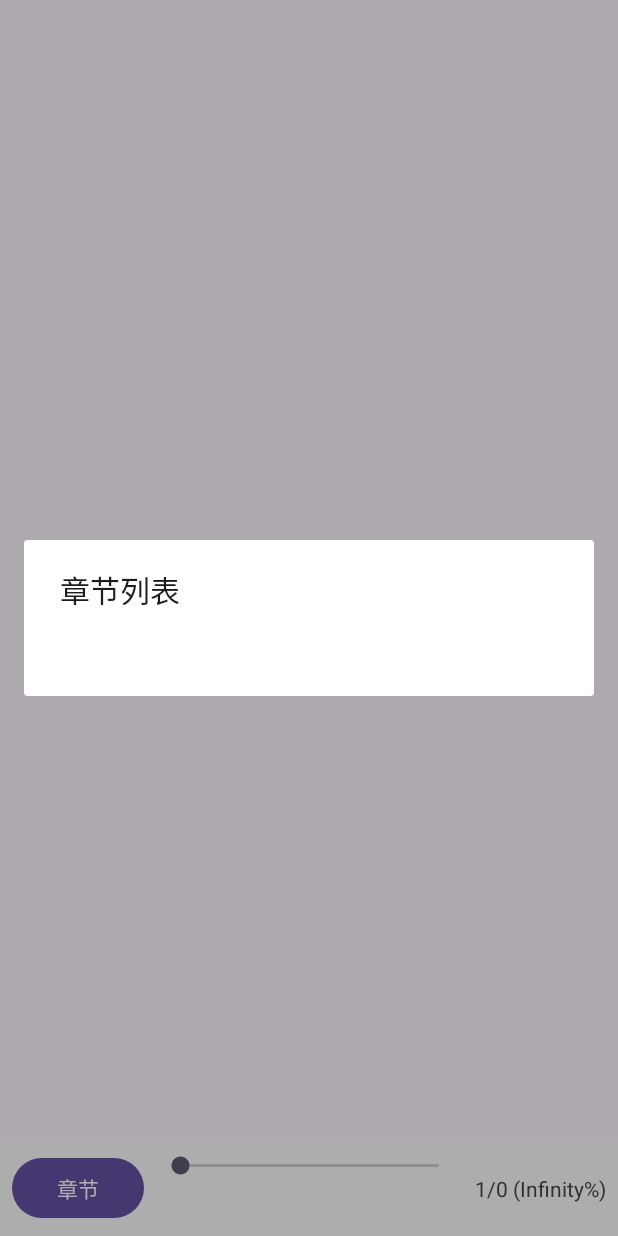
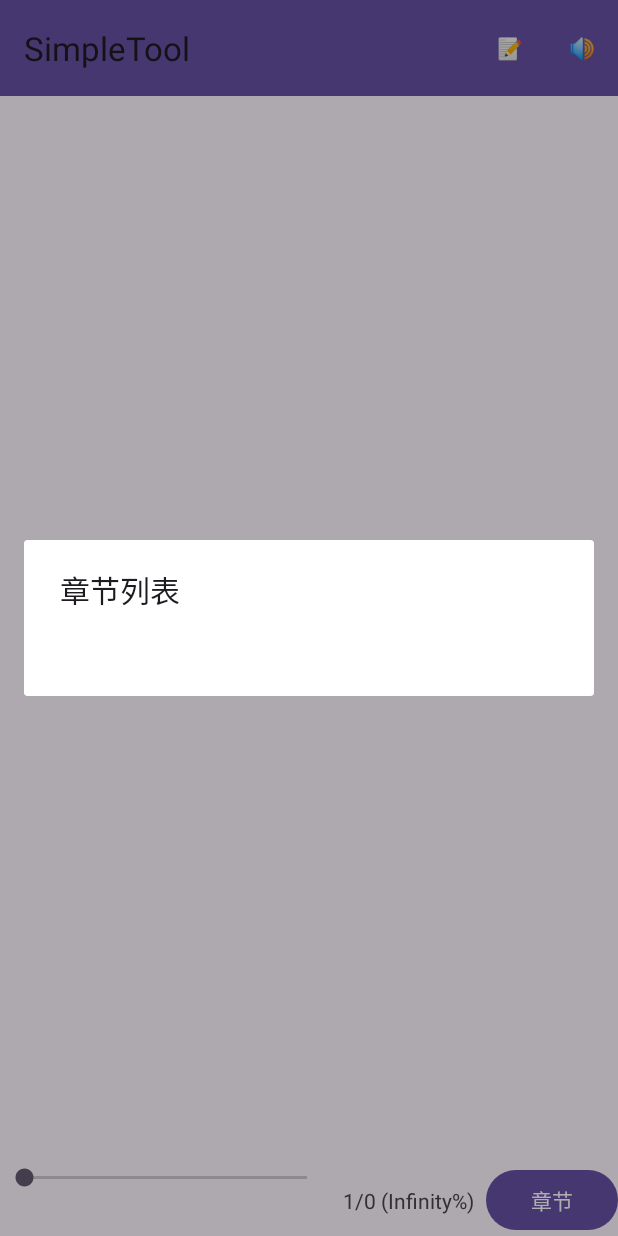
Before and after one commit to diaozhaji/FileManager, an Android app: the NovelReaderActivity screen opened directly, with no data from a screen before it, after a tap on "章节", on a phone screen of 412 x 824 dp. Run offline under Robolectric (Android 15) with nearby library versions, the phone set to English and light mode, and no system bars; libraries missing offline, so code that uses them is left out: org.mozilla.universalchardet; 5 statements that could not run were skipped.

Commit message:
Add:增加字体修改和朗读功能（还有点bug）

```diff
--- a/app/src/main/res/layout/activity_novel_reader.xml
+++ b/app/src/main/res/layout/activity_novel_reader.xml
@@ -1,39 +1,46 @@
-<?xml version="1.0" encoding="utf-8"?>
-<RelativeLayout xmlns:android="http://schemas.android.com/apk/res/android"
+<!-- res/layout/activity_novel_reader.xml -->
+<LinearLayout xmlns:android="http://schemas.android.com/apk/res/android"
     android:layout_width="match_parent"
-    android:layout_height="match_parent">
+    android:layout_height="match_parent"
+    android:orientation="vertical">
 
+    <!-- 添加 Toolbar -->
+    <androidx.appcompat.widget.Toolbar
+        android:id="@+id/toolbar"
+        android:layout_width="match_parent"
+        android:layout_height="?attr/actionBarSize"
+        android:background="?attr/colorPrimary"
+        android:elevation="4dp" />
+
+    <!-- 原有的 ViewPager2 -->
     <androidx.viewpager2.widget.ViewPager2
         android:id="@+id/viewPager"
         android:layout_width="match_parent"
-        android:layout_height="match_parent"
-        android:layout_above="@+id/controlPanel"/>
+        android:layout_height="0dp"
+        android:layout_weight="1" />
 
+    <!-- 底部进度条和按钮 -->
     <LinearLayout
-        android:id="@+id/controlPanel"
         android:layout_width="match_parent"
         android:layout_height="wrap_content"
-        android:layout_alignParentBottom="true"
-        android:background="#CCFFFFFF"
-        android:padding="8dp">
+        android:orientation="horizontal">
+
+        <SeekBar
+            android:id="@+id/sbProgress"
+            android:layout_width="0dp"
+            android:layout_height="wrap_content"
+            android:layout_weight="1" />
+
+        <TextView
+            android:id="@+id/tvProgress"
+            android:layout_width="wrap_content"
+            android:layout_height="wrap_content"
+            android:padding="8dp" />
 
         <Button
             android:id="@+id/btnChapter"
             android:layout_width="wrap_content"
             android:layout_height="wrap_content"
-            android:text="章节"/>
-
-        <SeekBar
-            android:id="@+id/sbProgress"
-            android:layout_width="0dp"
-            android:layout_height="wrap_content"
-            android:layout_weight="1"
-            android:layout_marginHorizontal="8dp"/>
-
-        <TextView
-            android:id="@+id/tvProgress"
-            android:layout_width="wrap_content"
-            android:layout_height="wrap_content"
-            android:textSize="14sp"/>
+            android:text="章节" />
     </LinearLayout>
-</RelativeLayout>
+</LinearLayout>
--- /dev/null
+++ b/app/src/main/res/menu/reader_menu.xml
@@ -0,0 +1,15 @@
+<?xml version="1.0" encoding="utf-8"?>
+<menu xmlns:android="http://schemas.android.com/apk/res/android"
+    xmlns:app="http://schemas.android.com/apk/res-auto">
+
+    <item
+        android:id="@+id/menu_font"
+        android:title="📝"
+        app:showAsAction="ifRoom|withText" />
+
+    <item
+        android:id="@+id/menu_read_aloud"
+        android:title="🔊"
+        app:showAsAction="ifRoom|withText" />
+
+</menu>
```
Also changed, not shown: app/src/main/java/com/example/simpletool/NovelReaderActivity.java (+205 -87 lines), app/src/main/res/layout/dialog_font_settings.xml (added, +52 -0 lines).
